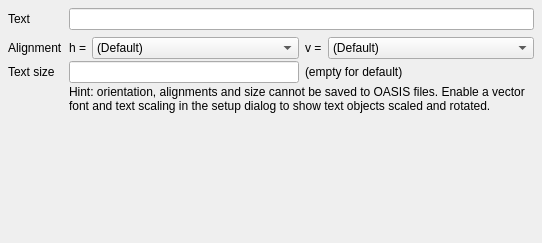
First picture: the form in src/edt/edt/EditorOptionsText.ui, repository KLayout/klayout, before the edit.
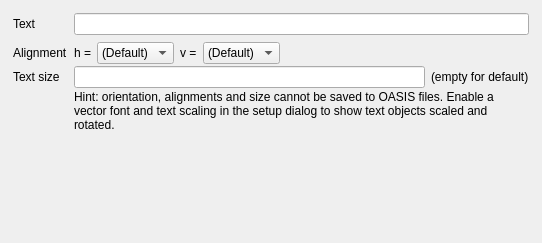
Second picture: the form after the edit.

Commit message: WIP: recent options of boxes, polygons, styling

```diff
--- a/src/edt/edt/EditorOptionsText.ui
+++ b/src/edt/edt/EditorOptionsText.ui
@@ -18,18 +18,36 @@
     <number>2</number>
    </property>
    <property name="leftMargin">
-    <number>4</number>
+    <number>0</number>
    </property>
    <property name="topMargin">
-    <number>4</number>
+    <number>0</number>
    </property>
    <property name="rightMargin">
-    <number>4</number>
+    <number>0</number>
    </property>
    <property name="bottomMargin">
-    <number>4</number>
+    <number>0</number>
    </property>
    <item>
+    <widget class="QScrollArea" name="scrollArea">
+     <property name="frameShape">
+      <enum>QFrame::NoFrame</enum>
+     </property>
+     <property name="widgetResizable">
+      <bool>true</bool>
+     </property>
+     <widget class="QWidget" name="scrollAreaWidgetContents">
+      <property name="geometry">
+       <rect>
+        <x>0</x>
+        <y>0</y>
+        <width>542</width>
+        <height>243</height>
+       </rect>
+      </property>
+      <layout class="QGridLayout" name="gridLayout">
+       <item row="0" column="0">
     <widget class="QFrame" name="frame">
      <property name="frameShape">
       <enum>QFrame::NoFrame</enum>
@@ -37,7 +55,7 @@
      <property name="frameShadow">
       <enum>QFrame::Raised</enum>
      </property>
-     <layout class="QGridLayout">
+         <layout class="QGridLayout" name="_2">
       <property name="leftMargin">
        <number>4</number>
       </property>
@@ -56,15 +74,8 @@
       <property name="verticalSpacing">
        <number>2</number>
       </property>
-      <item row="2" column="0">
-       <widget class="QLabel" name="label_4">
-        <property name="text">
-         <string>Alignment</string>
-        </property>
-       </widget>
-      </item>
-      <item row="2" column="1">
-       <widget class="QLabel" name="label_8">
+          <item row="2" column="3">
+           <widget class="QLabel" name="label_9">
         <property name="sizePolicy">
          <sizepolicy hsizetype="Fixed" vsizetype="Preferred">
           <horstretch>0</horstretch>
@@ -72,27 +83,33 @@
          </sizepolicy>
         </property>
         <property name="text">
-         <string>h =</string>
+             <string>v =</string>
         </property>
        </widget>
       </item>
-      <item row="3" column="0">
+          <item row="1" column="0" colspan="5">
+           <spacer>
+            <property name="orientation">
+             <enum>Qt::Vertical</enum>
+            </property>
+            <property name="sizeType">
+             <enum>QSizePolicy::Fixed</enum>
+            </property>
+            <property name="sizeHint" stdset="0">
+             <size>
+              <width>20</width>
+              <height>5</height>
+             </size>
+            </property>
+           </spacer>
+          </item>
+          <item row="4" column="0">
        <widget class="QLabel" name="Text size">
         <property name="text">
          <string>Text size</string>
         </property>
        </widget>
       </item>
-      <item row="0" column="1" colspan="4">
-       <widget class="QLineEdit" name="text_le">
-        <property name="sizePolicy">
-         <sizepolicy hsizetype="Expanding" vsizetype="Fixed">
-          <horstretch>0</horstretch>
-          <verstretch>0</verstretch>
-         </sizepolicy>
-        </property>
-       </widget>
-      </item>
       <item row="0" column="0">
        <widget class="QLabel" name="label_2">
         <property name="sizePolicy">
@@ -106,30 +123,10 @@
         </property>
        </widget>
       </item>
-      <item row="4" column="1" colspan="4">
-       <widget class="QLabel" name="label_3">
-        <property name="text">
-         <string>Hint: orientation, alignments and size cannot be saved to OASIS files. Enable a vector font and text scaling in the setup dialog to show text objects scaled and rotated.</string>
-        </property>
-        <property name="wordWrap">
-         <bool>true</bool>
-        </property>
-       </widget>
-      </item>
-      <item row="3" column="1" colspan="2">
-       <widget class="QLineEdit" name="size_le"/>
-      </item>
-      <item row="3" column="3" colspan="2">
-       <widget class="QLabel" name="label">
-        <property name="text">
-         <string>(empty for default)</string>
-        </property>
-       </widget>
-      </item>
       <item row="2" column="4">
        <widget class="QComboBox" name="valign_cbx">
         <property name="sizePolicy">
-         <sizepolicy hsizetype="Preferred" vsizetype="Fixed">
+             <sizepolicy hsizetype="Fixed" vsizetype="Fixed">
           <horstretch>1</horstretch>
           <verstretch>0</verstretch>
          </sizepolicy>
@@ -156,23 +153,10 @@
         </item>
        </widget>
       </item>
-      <item row="2" column="3">
-       <widget class="QLabel" name="label_9">
-        <property name="sizePolicy">
-         <sizepolicy hsizetype="Fixed" vsizetype="Preferred">
-          <horstretch>0</horstretch>
-          <verstretch>0</verstretch>
-         </sizepolicy>
-        </property>
-        <property name="text">
-         <string>v =</string>
-        </property>
-       </widget>
-      </item>
       <item row="2" column="2">
        <widget class="QComboBox" name="halign_cbx">
         <property name="sizePolicy">
-         <sizepolicy hsizetype="Preferred" vsizetype="Fixed">
+             <sizepolicy hsizetype="Fixed" vsizetype="Fixed">
           <horstretch>1</horstretch>
           <verstretch>0</verstretch>
          </sizepolicy>
@@ -199,46 +183,115 @@
         </item>
        </widget>
       </item>
-      <item row="1" column="0" colspan="5">
-       <spacer>
-        <property name="orientation">
-         <enum>Qt::Vertical</enum>
-        </property>
-        <property name="sizeType">
-         <enum>QSizePolicy::Fixed</enum>
-        </property>
+          <item row="2" column="1">
+           <widget class="QLabel" name="label_8">
+            <property name="sizePolicy">
+             <sizepolicy hsizetype="Fixed" vsizetype="Preferred">
+              <horstretch>0</horstretch>
+              <verstretch>0</verstretch>
+             </sizepolicy>
+            </property>
+            <property name="text">
+             <string>h =</string>
+            </property>
+           </widget>
+          </item>
+          <item row="2" column="0">
+           <widget class="QLabel" name="label_4">
+            <property name="text">
+             <string>Alignment</string>
+            </property>
+           </widget>
+          </item>
+          <item row="2" column="5">
+           <spacer name="horizontalSpacer">
+            <property name="orientation">
+             <enum>Qt::Horizontal</enum>
+            </property>
         <property name="sizeHint" stdset="0">
          <size>
-          <width>20</width>
-          <height>5</height>
+              <width>40</width>
+              <height>20</height>
          </size>
         </property>
        </spacer>
       </item>
-     </layout>
-    </widget>
-   </item>
+          <item row="0" column="1" colspan="5">
+           <widget class="QLineEdit" name="text_le">
+            <property name="sizePolicy">
+             <sizepolicy hsizetype="Expanding" vsizetype="Fixed">
+              <horstretch>0</horstretch>
+              <verstretch>0</verstretch>
+             </sizepolicy>
+            </property>
+           </widget>
+          </item>
+          <item row="4" column="1" colspan="5">
+           <widget class="QFrame" name="frame_2">
+            <property name="frameShape">
+             <enum>QFrame::NoFrame</enum>
+            </property>
+            <property name="frameShadow">
+             <enum>QFrame::Raised</enum>
+            </property>
+            <layout class="QHBoxLayout" name="horizontalLayout">
+             <property name="leftMargin">
+              <number>0</number>
+             </property>
+             <property name="topMargin">
+              <number>0</number>
+             </property>
+             <property name="rightMargin">
+              <number>0</number>
+             </property>
+             <property name="bottomMargin">
+              <number>0</number>
+             </property>
    <item>
-    <spacer>
+              <widget class="QLineEdit" name="size_le"/>
+             </item>
+             <item>
+              <widget class="QLabel" name="label">
+               <property name="text">
+                <string>(empty for default)</string>
+               </property>
+              </widget>
+             </item>
+            </layout>
+           </widget>
+          </item>
+          <item row="5" column="1" colspan="5">
+           <widget class="QLabel" name="label_3">
+            <property name="text">
+             <string>Hint: orientation, alignments and size cannot be saved to OASIS files. Enable a vector font and text scaling in the setup dialog to show text objects scaled and rotated.</string>
+            </property>
+            <property name="wordWrap">
+             <bool>true</bool>
+            </property>
+           </widget>
+          </item>
+         </layout>
+        </widget>
+       </item>
+       <item row="1" column="0">
+        <spacer name="spacer">
      <property name="orientation">
       <enum>Qt::Vertical</enum>
      </property>
      <property name="sizeHint" stdset="0">
       <size>
        <width>20</width>
-       <height>40</height>
+           <height>77</height>
       </size>
      </property>
     </spacer>
    </item>
   </layout>
  </widget>
- <tabstops>
-  <tabstop>text_le</tabstop>
-  <tabstop>halign_cbx</tabstop>
-  <tabstop>valign_cbx</tabstop>
-  <tabstop>size_le</tabstop>
- </tabstops>
+    </widget>
+   </item>
+  </layout>
+ </widget>
  <resources/>
  <connections/>
 </ui>
```
Lines whose indentation alone changed are shown as unchanged. The commit also changes 6 other files.
